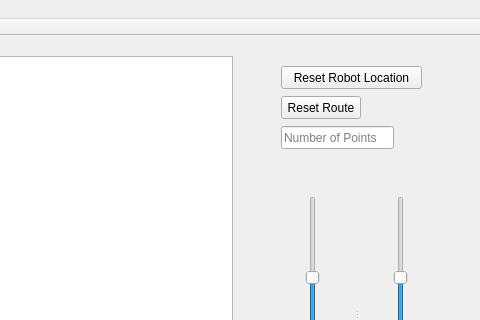
This is LineFollowerSimulator/mainwindow.ui in HALtheWise/POE-lab3 as Qt 5 draws it before an edit; both pictures show x 299 to 779 and y 0 to 320 of the 779 by 634 pixel window. The edited form follows.
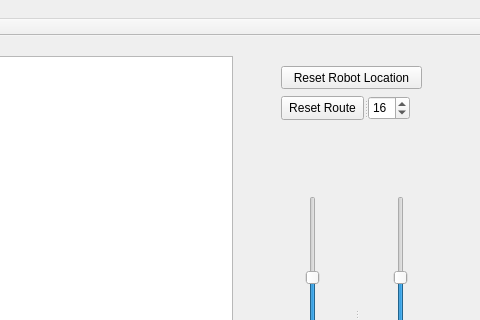
This is the edited form.

Commit message: now with better UI; the simulator is probably actually usable at this point!

What changed in the file:
```diff
--- a/LineFollowerSimulator/mainwindow.ui
+++ b/LineFollowerSimulator/mainwindow.ui
@@ -54,38 +54,6 @@
      <string>Reset Robot Location</string>
     </property>
    </widget>
-   <widget class="QPushButton" name="resetRouteBtn">
-    <property name="geometry">
-     <rect>
-      <x>580</x>
-      <y>60</y>
-      <width>80</width>
-      <height>23</height>
-     </rect>
-    </property>
-    <property name="text">
-     <string>Reset Route</string>
-    </property>
-   </widget>
-   <widget class="QLineEdit" name="routePointsEdit">
-    <property name="geometry">
-     <rect>
-      <x>580</x>
-      <y>90</y>
-      <width>113</width>
-      <height>23</height>
-     </rect>
-    </property>
-    <property name="toolTip">
-     <string>Must be Greater than 3.</string>
-    </property>
-    <property name="placeholderText">
-     <string>Number of Points</string>
-    </property>
-    <property name="clearButtonEnabled">
-     <bool>false</bool>
-    </property>
-   </widget>
    <widget class="QSplitter" name="splitter">
     <property name="geometry">
      <rect>
@@ -217,6 +185,35 @@
      <widget class="QLineEdit" name="ir_right_edit"/>
     </widget>
    </widget>
+   <widget class="QSplitter" name="splitter_8">
+    <property name="geometry">
+     <rect>
+      <x>580</x>
+      <y>60</y>
+      <width>129</width>
+      <height>24</height>
+     </rect>
+    </property>
+    <property name="orientation">
+     <enum>Qt::Horizontal</enum>
+    </property>
+    <widget class="QPushButton" name="resetRouteBtn">
+     <property name="text">
+      <string>Reset Route</string>
+     </property>
+    </widget>
+    <widget class="QSpinBox" name="n_routes_spin">
+     <property name="minimum">
+      <number>4</number>
+     </property>
+     <property name="maximum">
+      <number>32</number>
+     </property>
+     <property name="value">
+      <number>16</number>
+     </property>
+    </widget>
+   </widget>
   </widget>
   <widget class="QMenuBar" name="menuBar">
    <property name="geometry">
```
The commit also changes 6 other files.
